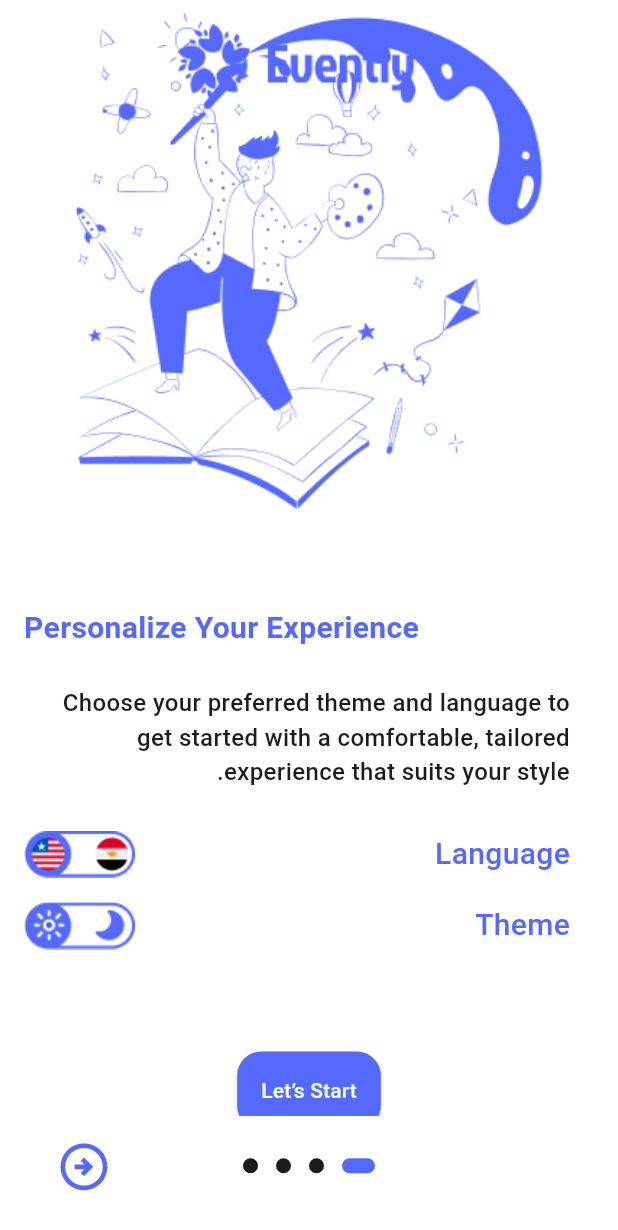
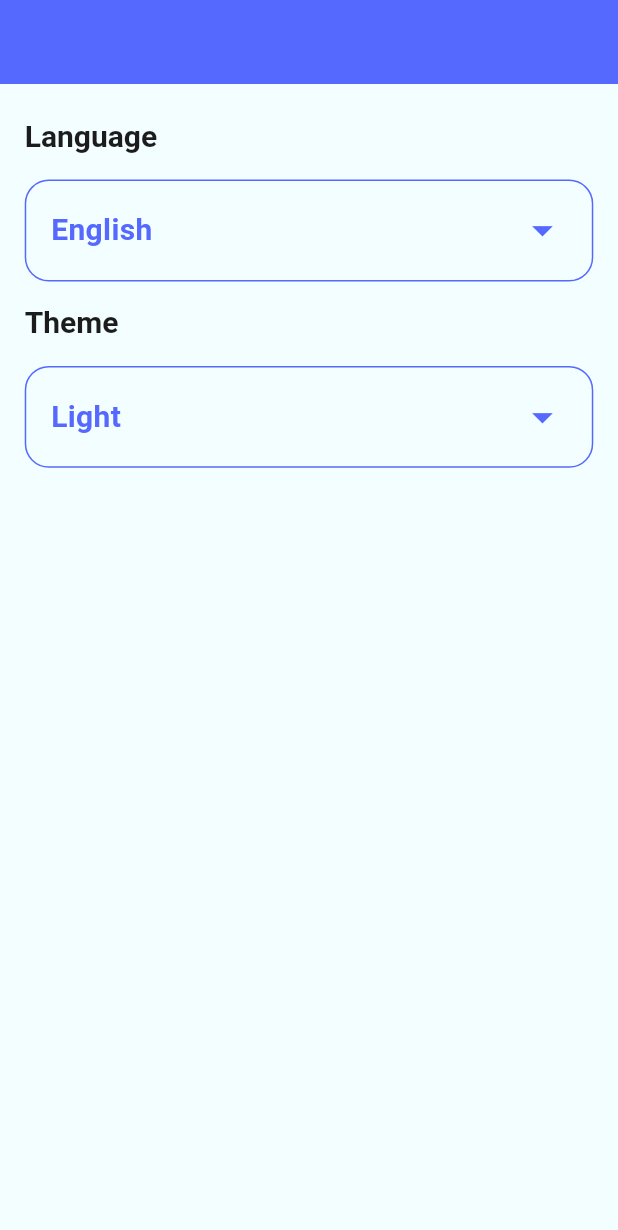
Before and after one commit to DinaAli261/eventely, a Flutter app: the screen it shows after launch, on a phone screen of 412 x 824 dp. Shown: the top 1230 px of the screen. Run offline on Flutter 3.47's test engine with Material 3 defaults, Android fonts, the phone set to English and light mode, and no system bars; drawn by our look-alikes of introduction_screen.

Commit message:
+profile tab +provider theme +provider language

```diff
--- a/lib/main.dart
+++ b/lib/main.dart
@@ -1,11 +1,21 @@
 import 'package:evently/l10n/app_localizations.dart';
+import 'package:evently/providers/app_language_provider.dart';
+import 'package:evently/providers/app_theme_provider.dart';
+import 'package:evently/ui/home/home_screen.dart';
+import 'package:evently/ui/home/tabs/profile/profile_tab.dart';
 import 'package:evently/ui/onboarding/onboarding_screen.dart';
 import 'package:evently/utils/app_routes.dart';
 import 'package:evently/utils/app_theme.dart';
 import 'package:flutter/material.dart';
+import 'package:provider/provider.dart';
 
 void main() {
-  runApp(MyApp());
+  runApp(MultiProvider(
+      providers: [
+        ChangeNotifierProvider(create: (context) => AppLanguageProvider(),),
+        ChangeNotifierProvider(create: (context) => AppThemeProvider(),),
+      ],
+      child: const MyApp()));
 }
 
 class MyApp extends StatelessWidget {
@@ -13,18 +23,23 @@ class MyApp extends StatelessWidget {
 
   @override
   Widget build(BuildContext context) {
+    var themeProvider = Provider.of<AppThemeProvider>(context);
+    var languageProvider = Provider.of<AppLanguageProvider>(context);
     return MaterialApp(
-        locale: Locale('ar'),
+      locale: Locale(languageProvider.appLanguage),
         localizationsDelegates: AppLocalizations.localizationsDelegates,
         supportedLocales: AppLocalizations.supportedLocales,
         debugShowCheckedModeBanner: false,
-        initialRoute: AppRoutes.onboardingRouteName,
+      initialRoute: AppRoutes.profileRouteName,
         routes: {
-          AppRoutes.onboardingRouteName: (context) => OnBoardingScreen()
+          AppRoutes.onboardingRouteName: (context) => OnBoardingScreen(),
+          AppRoutes.homeScreenRouteName: (context) => HomeScreen(),
+          AppRoutes.profileRouteName: (context) => ProfileTab()
+
         },
         theme: AppTheme.lightTheme,
         darkTheme: AppTheme.darkTheme,
-        themeMode: ThemeMode.system
+      themeMode: themeProvider.appTheme,
     );
   }
 }
--- /dev/null
+++ b/lib/providers/app_language_provider.dart
@@ -0,0 +1,13 @@
+import 'package:flutter/material.dart';
+
+class AppLanguageProvider extends ChangeNotifier {
+  String appLanguage = 'en';
+
+  void changeLanguage(String newLanguage) {
+    if (appLanguage == newLanguage) {
+      return;
+    }
+    appLanguage = newLanguage;
+    notifyListeners();
+  }
+}
--- /dev/null
+++ b/lib/providers/app_theme_provider.dart
@@ -0,0 +1,13 @@
+import 'package:flutter/material.dart';
+
+class AppThemeProvider extends ChangeNotifier {
+  ThemeMode appTheme = ThemeMode.light;
+
+  void changeTheme(ThemeMode newTheme) {
+    if (appTheme == newTheme) {
+      return;
+    }
+    appTheme = newTheme;
+    notifyListeners();
+  }
+}
--- /dev/null
+++ b/lib/ui/home/tabs/profile/profile_tab.dart
@@ -0,0 +1,122 @@
+import 'package:evently/l10n/app_localizations.dart';
+import 'package:evently/providers/app_language_provider.dart';
+import 'package:evently/providers/app_theme_provider.dart';
+import 'package:evently/ui/home/tabs/profile/theme/theme_bottom_sheet.dart';
+import 'package:evently/utils/App_text_styles.dart';
+import 'package:evently/utils/app_colors.dart';
+import 'package:flutter/material.dart';
+import 'package:provider/provider.dart';
+
+import 'language/language_bottom_sheet.dart';
+
+class ProfileTab extends StatefulWidget {
+  const ProfileTab({super.key});
+
+  @override
+  State<ProfileTab> createState() => _ProfileTabState();
+}
+
+class _ProfileTabState extends State<ProfileTab> {
+  @override
+  Widget build(BuildContext context) {
+    var height = MediaQuery.of(context).size.height;
+    var width = MediaQuery.of(context).size.width;
+    var languageProvider = Provider.of<AppLanguageProvider>(context);
+    var themeProvider = Provider.of<AppThemeProvider>(context);
+    return Scaffold(
+      appBar: AppBar(),
+      body: Padding(
+        padding: EdgeInsets.symmetric(
+          horizontal: width * 0.04,
+          vertical: height * 0.028,
+        ),
+        child: Column(
+          crossAxisAlignment: CrossAxisAlignment.stretch,
+          children: [
+            Text(
+              AppLocalizations.of(context)!.language,
+              style: Theme.of(context).textTheme.headlineLarge,
+            ),
+            SizedBox(height: height * 0.019),
+            InkWell(
+              onTap: () {
+                showLanguageBottomSheet();
+              },
+              child: Container(
+                padding: EdgeInsets.all(width * 0.04),
+                decoration: BoxDecoration(
+                  borderRadius: BorderRadius.circular(16),
+                  border: BoxBorder.all(width: 1, color: AppColors.blue),
+                ),
+                child: Row(
+                  mainAxisAlignment: MainAxisAlignment.spaceBetween,
+                  children: [
+                    Text(
+                      (languageProvider.appLanguage == 'en')
+                          ? AppLocalizations.of(context)!.english
+                          : AppLocalizations.of(context)!.arabic,
+                      style: AppTextStyles.blue20Bold,
+                    ),
+                    Icon(
+                      Icons.arrow_drop_down,
+                      color: AppColors.blue,
+                      size: height * 0.04,
+                    ),
+                  ],
+                ),
+              ),
+            ),
+            SizedBox(height: height * 0.019),
+            Text(
+              AppLocalizations.of(context)!.theme,
+              style: Theme.of(context).textTheme.headlineLarge,
+            ),
+            SizedBox(height: height * 0.019),
+            InkWell(
+              onTap: () {
+                showThemeBottomSheet();
+              },
+              child: Container(
+                padding: EdgeInsets.all(width * 0.04),
+                decoration: BoxDecoration(
+                  borderRadius: BorderRadius.circular(16),
+                  border: BoxBorder.all(width: 1, color: AppColors.blue),
+                ),
+                child: Row(
+                  mainAxisAlignment: MainAxisAlignment.spaceBetween,
+                  children: [
+                    Text(
+                      (themeProvider.appTheme == ThemeMode.light)
+                          ? AppLocalizations.of(context)!.light
+                          : AppLocalizations.of(context)!.dark,
+                      style: AppTextStyles.blue20Bold,
+                    ),
+                    Icon(
+                      Icons.arrow_drop_down,
+                      color: AppColors.blue,
+                      size: height * 0.04,
+                    ),
+                  ],
+                ),
+              ),
+            ),
+          ],
+        ),
+      ),
+    );
+  }
+
+  void showLanguageBottomSheet() {
+    showModalBottomSheet(
+      context: context,
+      builder: (context) => LanguageBottomSheet(),
+    );
+  }
+
+  void showThemeBottomSheet() {
+    showModalBottomSheet(
+      context: context,
+      builder: (context) => ThemeBottomSheet(),
+    );
+  }
+}
--- a/lib/ui/onboarding/onboarding_screen.dart
+++ b/lib/ui/onboarding/onboarding_screen.dart
@@ -1,3 +1,4 @@
+import 'package:evently/utils/App_text_styles.dart';
 import 'package:evently/utils/app_colors.dart';
 import 'package:flutter/foundation.dart';
 import 'package:flutter/material.dart';
@@ -163,11 +164,7 @@ Widget createTitleWidget(String title) {
   return Align(
     alignment: AlignmentGeometry.centerLeft,
     child: Text(
-      style: TextStyle(
-        fontSize: 20.0,
-        fontWeight: FontWeight.bold,
-        color: AppColors.blue,
-      ),
+      style: AppTextStyles.blue20Bold,
       title,
     ),
   );
@@ -208,11 +205,7 @@ Widget createRow(String name) {
     children: [
       Text(
         name,
-        style: TextStyle(
-          fontWeight: FontWeight.w500,
-          color: AppColors.blue,
-          fontSize: 20,
-        ),
+        style: AppTextStyles.blue20Medium,
       ),
       Image.asset('assets/images/$name.png'),
     ],
--- a/lib/utils/App_text_styles.dart
+++ b/lib/utils/App_text_styles.dart
@@ -1,4 +1,4 @@
-import 'dart:ui';
+import 'package:flutter/material.dart';
 
 import 'app_colors.dart';
 
@@ -13,4 +13,14 @@ class AppTextStyles {
     fontWeight: FontWeight.bold,
     color: AppColors.blue,
   );
+  static final TextStyle black20Bold = TextStyle(
+    fontSize: 20.0,
+    fontWeight: FontWeight.bold,
+    color: AppColors.black,
+  );
+  static final TextStyle offWhite20Bold = TextStyle(
+    fontSize: 20.0,
+    fontWeight: FontWeight.bold,
+    color: AppColors.offWhite,
+  );
 }
--- a/lib/utils/app_routes.dart
+++ b/lib/utils/app_routes.dart
@@ -1,3 +1,5 @@
 class AppRoutes {
   static const onboardingRouteName = 'onboarding';
+  static const homeScreenRouteName = 'home';
+  static const profileRouteName = 'profile';
 }
--- a/lib/utils/app_theme.dart
+++ b/lib/utils/app_theme.dart
@@ -1,6 +1,24 @@
+import 'package:evently/utils/App_text_styles.dart';
+import 'package:evently/utils/app_colors.dart';
 import 'package:flutter/material.dart';
 
 class AppTheme {
-  static ThemeData darkTheme = ThemeData.dark();
-  static ThemeData lightTheme = ThemeData.light();
+  static ThemeData darkTheme = ThemeData(
+      scaffoldBackgroundColor: AppColors.darkBlue,
+      appBarTheme: AppBarThemeData(
+        backgroundColor: AppColors.blue,
+      ),
+      textTheme: TextTheme(
+        headlineLarge: AppTextStyles.offWhite20Bold,
+      )
+  );
+  static ThemeData lightTheme = ThemeData(
+    scaffoldBackgroundColor: AppColors.white,
+    appBarTheme: AppBarThemeData(
+      backgroundColor: AppColors.blue,
+    ),
+    textTheme: TextTheme(
+      headlineLarge: AppTextStyles.black20Bold,
+    ),
+  );
 }
--- a/pubspec.yaml
+++ b/pubspec.yaml
@@ -40,6 +40,7 @@ dependencies:
   cupertino_icons: ^1.0.8
   flutter_native_splash: ^2.4.6
   introduction_screen: ^4.0.0
+  provider: ^6.1.5+1
 
 
 flutter_native_splash:
```
Also changed, not shown: lib/ui/home/tabs/profile/language/language_bottom_sheet.dart (added, +88 -0 lines), lib/ui/home/tabs/profile/theme/theme_bottom_sheet.dart (added, +91 -0 lines), pubspec.lock.
